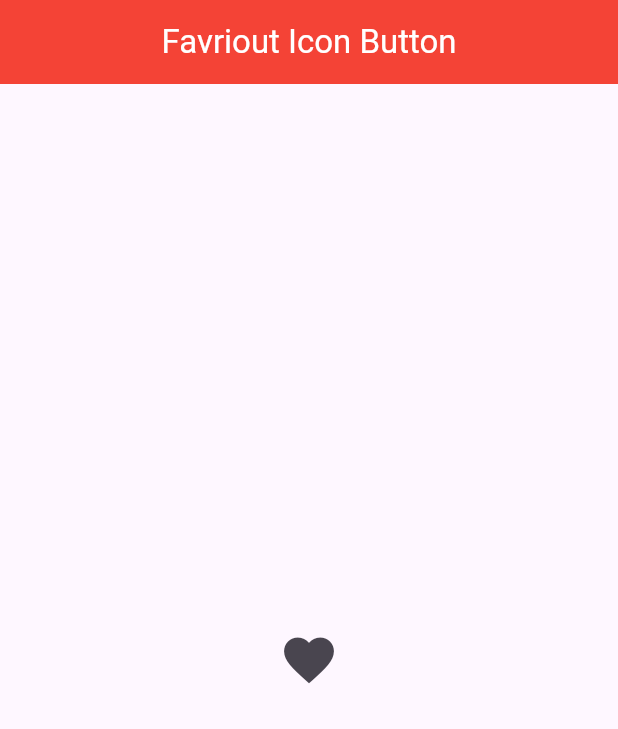
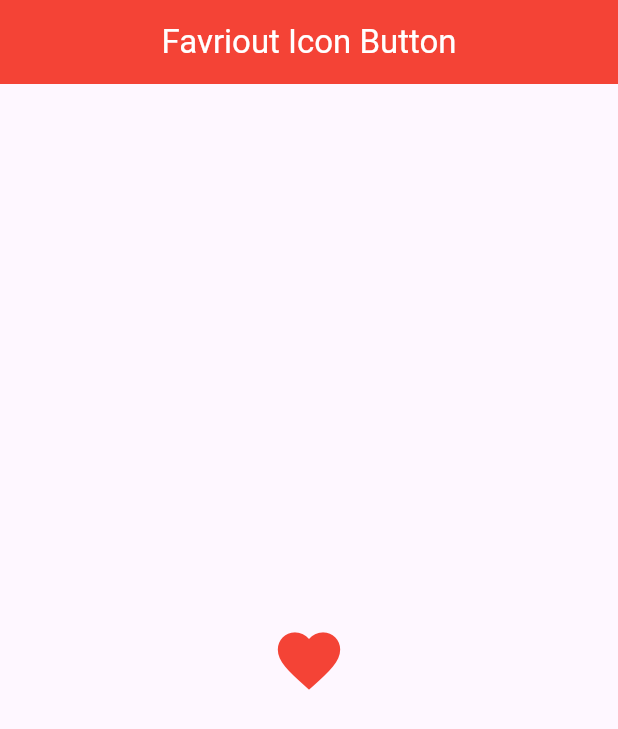
Before and after one commit to hmzawebdeveloper/Icon_Button_In_Flutter, a Flutter app: the screen it shows after launch, after a tap on the "favorite" icon, on a phone screen of 412 x 824 dp. Shown: the top 729 px of the screen. Run offline on Flutter 3.47's test engine with Material 3 defaults, Android fonts, the phone set to English and light mode, and no system bars.

Commit message:
New Update

```diff
--- a/lib/custom_widgets/button_widgets.dart
+++ b/lib/custom_widgets/button_widgets.dart
@@ -8,8 +8,28 @@ class CustomWidgets extends StatefulWidget {
 }
 
 class _CustomWidgetsState extends State<CustomWidgets> {
+  bool isFavoriteIconChange = false;
   @override
   Widget build(BuildContext context) {
-    return Column(children: [Icon(Icons.favorite)]);
+    return Center(
+      child: Column(
+        mainAxisAlignment: MainAxisAlignment.center,
+        children: [
+          IconButton(
+            onPressed: () {
+              print("icon button pressed");
+              setState(() {
+                isFavoriteIconChange = !isFavoriteIconChange;
+              });
+            },
+            icon: Icon(
+              Icons.favorite,
+              size: 50,
+              color: isFavoriteIconChange ? Colors.red : Colors.grey,
+            ),
+          ),
+        ],
+      ),
+    );
   }
 }
--- a/lib/screen/screenView.dart
+++ b/lib/screen/screenView.dart
@@ -1,27 +1,8 @@
 import 'package:flutter/material.dart';
+import 'package:icon_button/custom_widgets/button_widgets.dart';
 
-class Screenview extends StatefulWidget {
+class Screenview extends StatelessWidget {
   const Screenview({super.key});
-
-  @override
-  State<Screenview> createState() => _ScreenviewState();
-}
-
-class _ScreenviewState extends State<Screenview>
-    with SingleTickerProviderStateMixin {
-  late AnimationController _controller;
-
-  @override
-  void initState() {
-    super.initState();
-    _controller = AnimationController(vsync: this);
-  }
-
-  @override
-  void dispose() {
-    _controller.dispose();
-    super.dispose();
-  }
 
   @override
   Widget build(BuildContext context) {
@@ -35,19 +16,7 @@ class _ScreenviewState extends State<Screenview>
         backgroundColor: Colors.red,
       ),
 
-      body: Center(
-        child: Column(
-          mainAxisAlignment: MainAxisAlignment.center,
-          children: [
-            IconButton(
-              onPressed: () {
-                print("icon button pressed");
-              },
-              icon: const Icon(Icons.favorite, size: 40),
-            ),
-          ],
-        ),
-      ),
+      body: CustomWidgets(),
     );
   }
 }
```
